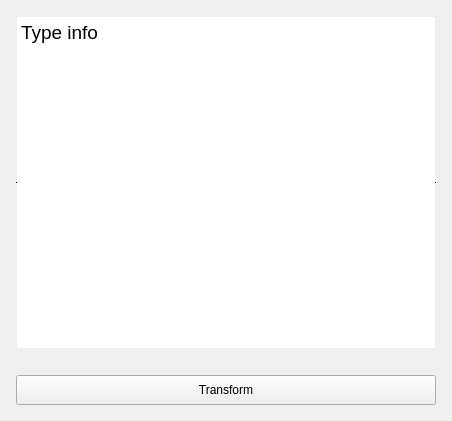
Old version of the form LoadMaker/src/form.ui in the repository ATiagunov/CNUautomation.
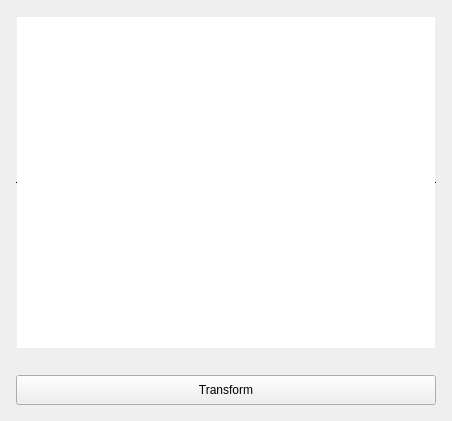
New version of the form.

```diff
--- a/LoadMaker/src/form.ui
+++ b/LoadMaker/src/form.ui
@@ -44,7 +44,7 @@
       <item row="0" column="0">
        <layout class="QVBoxLayout" name="verticalLayout">
         <item>
-         <widget class="QTextEdit" name="textEdit">
+         <widget class="QPlainTextEdit" name="plainTextEdit">
           <property name="frameShape">
            <enum>QFrame::HLine</enum>
           </property>
@@ -54,16 +54,6 @@
           <property name="lineWidth">
            <number>1</number>
           </property>
-          <property name="html">
-           <string>&lt;!DOCTYPE HTML PUBLIC &quot;-//W3C//DTD HTML 4.0//EN&quot; &quot;http://www.w3.org/TR/REC-html40/strict.dtd&quot;&gt;
-&lt;html&gt;&lt;head&gt;&lt;meta name=&quot;qrichtext&quot; content=&quot;1&quot; /&gt;&lt;meta charset=&quot;utf-8&quot; /&gt;&lt;style type=&quot;text/css&quot;&gt;
-p, li { white-space: pre-wrap; }
-hr { height: 1px; border-width: 0; }
-li.unchecked::marker { content: &quot;\2610&quot;; }
-li.checked::marker { content: &quot;\2612&quot;; }
-&lt;/style&gt;&lt;/head&gt;&lt;body style=&quot; font-family:'Segoe UI'; font-size:9pt; font-weight:400; font-style:normal;&quot;&gt;
-&lt;p style=&quot; margin-top:0px; margin-bottom:0px; margin-left:0px; margin-right:0px; -qt-block-indent:0; text-indent:0px;&quot;&gt;&lt;span style=&quot; font-size:14pt;&quot;&gt;Type info&lt;/span&gt;&lt;/p&gt;&lt;/body&gt;&lt;/html&gt;</string>
-          </property>
          </widget>
         </item>
         <item>
```
